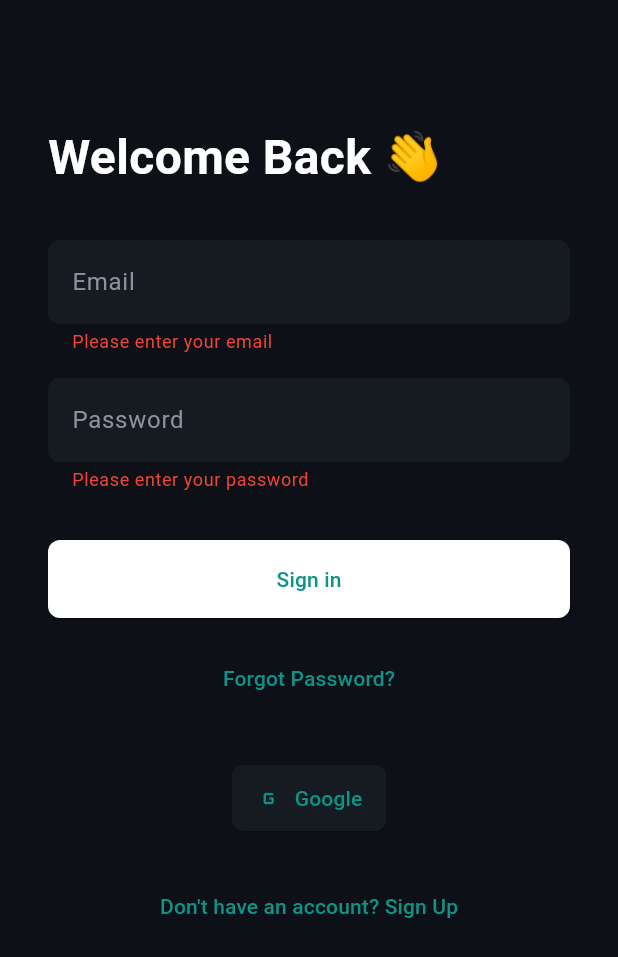
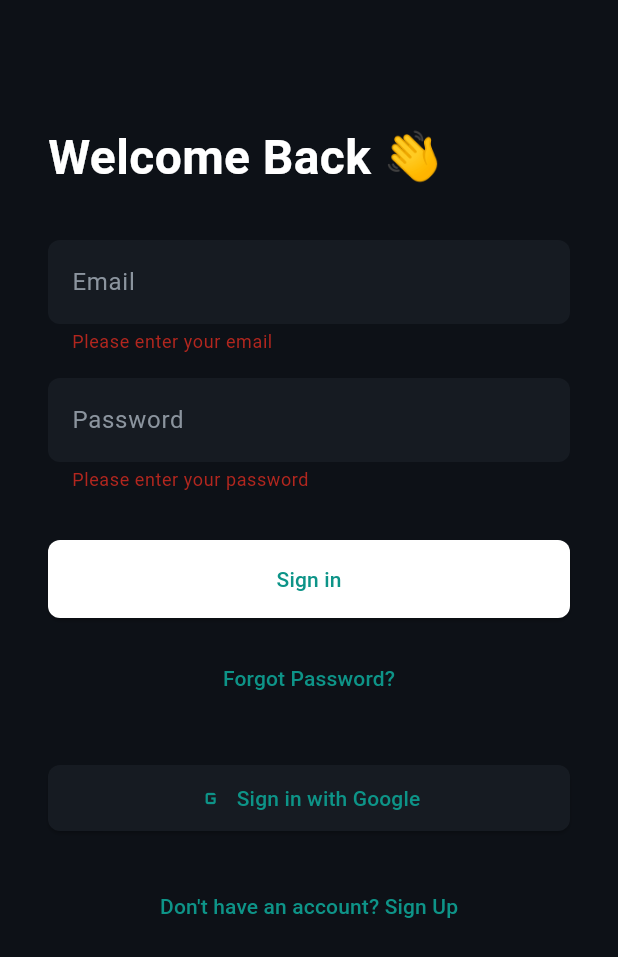
Before and after one commit to predictor47/Cointos, a Flutter app: the screen it shows after launch, after a tap on "Sign in", on a phone screen of 412 x 824 dp. Shown: the top 957 px of the screen. Run offline on Flutter 3.47's test engine with Material 3 defaults, Android fonts, the light colour scheme and no system bars; our stand-ins replace cloud_firestore, firebase_auth, firebase_core, fl_chart, google_sign_in; accounts and stored records are empty.

Commit message:
more changes

```diff
--- a/lib/screens/login_screen.dart
+++ b/lib/screens/login_screen.dart
@@ -20,7 +20,6 @@ class _LoginScreenState extends State<LoginScreen>
   final _emailController = TextEditingController();
   final _passwordController = TextEditingController();
 
-  // Error message variables
   String? _emailError;
   String? _passwordError;
 
@@ -59,6 +58,115 @@ class _LoginScreenState extends State<LoginScreen>
     _passwordController.dispose();
     _animationController.dispose();
     super.dispose();
+  }
+
+  void _showErrorDialog(String title, String message) {
+    showDialog(
+      context: context,
+      builder: (BuildContext context) {
+        return AlertDialog(
+          title: Text(title),
+          content: Text(message),
+          actions: <Widget>[
+            TextButton(
+              child: const Text('OK'),
+              onPressed: () {
+                Navigator.of(context).pop();
+              },
+            ),
+          ],
+        );
+      },
+    );
+  }
+
+  Future<void> _handleLogin(AuthProvider authProvider) async {
+    setState(() {
+      _emailError = null;
+      _passwordError = null;
+    });
+
+    if (_formKey.currentState!.validate()) {
+      try {
+        await authProvider.login(
+          _emailController.text,
+          _passwordController.text,
+        );
+
+        // Navigate to HomeScreen on successful login
+        Navigator.pushReplacement(
+          context,
+          MaterialPageRoute(builder: (context) => const HomeScreen()),
+        );
+      } on FirebaseAuthException catch (e) {
+        switch (e.code) {
+          case 'user-not-found':
+            setState(() {
+              _emailError = 'No account found for this email.';
+            });
+            _showErrorDialog(
+              'Account Not Found',
+              'Would you like to create an account?',
+            );
+            break;
+          case 'wrong-password':
+            setState(() {
+              _passwordError = 'Incorrect password.';
+            });
+            break;
+          case 'invalid-email':
+            setState(() {
+              _emailError = 'Invalid email address.';
+            });
+            break;
+          case 'user-disabled':
+            _showErrorDialog('Account Disabled',
+                'Your account has been disabled. Please contact support.');
+            break;
+          default:
+            _showErrorDialog('Login Error', 'An unexpected error occurred.');
+        }
+      } catch (e) {
+        _showErrorDialog('Error', 'An unexpected error occurred.');
+      }
+    }
+  }
+
+  Future<void> _handleGoogleSignIn(AuthProvider authProvider) async {
+    try {
+      UserCredential? userCredential = await authProvider.signInWithGoogle();
+      if (userCredential != null) {
+        Navigator.pushReplacement(
+          context,
+          MaterialPageRoute(builder: (context) => const HomeScreen()),
+        );
+      }
+    } on FirebaseAuthException catch (e) {
+      String errorMessage;
+      switch (e.code) {
+        case 'account-exists-with-different-credential':
+          errorMessage = 'An account already exists with this email.';
+          break;
+        case 'invalid-credential':
+          errorMessage = 'The credential is invalid or has expired.';
+          break;
+        case 'operation-not-allowed':
+          errorMessage = 'Google sign-in is not enabled for this project.';
+          break;
+        case 'user-disabled':
+          errorMessage = 'This account has been disabled.';
+          break;
+        case 'user-not-found':
+          errorMessage = 'No user found for this email.';
+          break;
+        default:
+          errorMessage = 'An unexpected error occurred.';
+      }
+      _showErrorDialog('Google Sign-In Error', errorMessage);
+    } catch (e) {
+      _showErrorDialog(
+          'Error', 'An unexpected error occurred during Google sign-in.');
+    }
   }
 
   @override
@@ -107,10 +215,6 @@ class _LoginScreenState extends State<LoginScreen>
                                 borderSide: BorderSide.none,
                               ),
                               errorText: _emailError,
-                              errorStyle: const TextStyle(
-                                color: Colors.red,
-                                fontSize: 12,
-                              ),
                             ),
                             validator: (value) {
                               if (value == null || value.isEmpty) {
@@ -122,19 +226,6 @@ class _LoginScreenState extends State<LoginScreen>
                               return null;
                             },
                           ),
-                          // Error message for email field
-                          if (_emailError != null)
-                            Padding(
-                              padding: const EdgeInsets.only(top: 8.0),
-                              child: Text(
-                                _emailError!,
-                                style: const TextStyle(
-                                  color: Colors.red,
-                                  fontSize: 12,
-                                ),
-                              ),
-                            ),
-
                           const SizedBox(height: 16.0),
                           TextFormField(
                             controller: _passwordController,
@@ -150,10 +241,6 @@ class _LoginScreenState extends State<LoginScreen>
                                 borderSide: BorderSide.none,
                               ),
                               errorText: _passwordError,
-                              errorStyle: const TextStyle(
-                                color: Colors.red,
-                                fontSize: 12,
-                              ),
                             ),
                             obscureText: true,
                             validator: (value) {
@@ -163,102 +250,9 @@ class _LoginScreenState extends State<LoginScreen>
                               return null;
                             },
                           ),
-
-                          // Error message for password field
-                          if (_passwordError != null)
-                            Padding(
-                              padding: const EdgeInsets.only(top: 8.0),
-                              child: Text(
-                                _passwordError!,
-                                style: const TextStyle(
-                                  color: Colors.red,
-                                  fontSize: 12,
-                                ),
-                              ),
-                            ),
-
                           const SizedBox(height: 32.0),
                           ElevatedButton(
-                            onPressed: () async {
-                              setState(() {
-                                _emailError = null;
-                                _passwordError = null;
-                              });
-
-                              if (_formKey.currentState!.validate()) {
-                                await authProvider.login(
-                                  _emailController.text,
-                                  _passwordController.text,
-                                );
-
-                                if (authProvider.isLoading) {
-                                  showDialog(
-                                    context: context,
-                                    barrierDismissible: false,
-                                    builder: (context) => const AlertDialog(
-                                      backgroundColor: Color(0xFF161B22),
-                                      content: Row(
-                                        children: [
-                                          CircularProgressIndicator(
-                                            valueColor:
-                                                AlwaysStoppedAnimation<Color>(
-                                              Color(0xFF0D9488),
-                                            ),
-                                          ),
-                                          SizedBox(width: 16),
-                                          Text(
-                                            'Logging in...',
-                                            style:
-                                                TextStyle(color: Colors.white),
-                                          ),
-                                        ],
-                                      ),
-                                    ),
-                                  );
-                                } else {
-                                  Navigato.pop(
-                                      context); // Close loading dialog if open
-
-                                  if (authProvider.errorMessage != null) {
-                                    // Handle specific Firebase errors with better messages
-                                    if (authProvider.errorMessage!
-                                        .contains('user-not-found')) {
-                                      setState(() {
-                                        _emailError =
-                                            'No account found for this email. Sign up?';
-                                      });
-                                    } else if (authProvider.errorMessage!
-                                        .contains('wrong-password')) {
-                                      setState(() {
-                                        _passwordError = 'Incorrect password.';
-                                      });
-                                    } else {
-                                      // Generic error handling
-                                      ScaffoldMessenger.of(context)
-                                          .showSnackBar(
-                                        SnackBar(
-                                          backgroundColor:
-                                              const Color(0xFF161B22),
-                                          content: Text(
-                                            authProvider.errorMessage!,
-                                            style: const TextStyle(
-                                                color: Colors.white),
-                                          ),
-                                        ),
-                                      );
-                                    }
-                                  } else {
-                                    // Successful login, navigate to HomeScreen
-                                    Navigator.pushReplacement(
-                                      context,
-                                      MaterialPageRoute(
-                                          builder: (context) =>
-                                              const HomeScreen()),
-                                    );
-                                  }
-                                }
-                              }
-                            },
+                            onPressed: () => _handleLogin(authProvider),
                             style: ElevatedButton.styleFrom(
                               foregroundColor: const Color(0xFF0D9488),
                               backgroundColor: Colors.white,
@@ -291,32 +285,10 @@ class _LoginScreenState extends State<LoginScreen>
                             ],
                           ),
                           const SizedBox(height: 32.0),
-                          Wrap(
-                            alignment: WrapAlignment.center,
-                            spacing: 16.0,
-                            runSpacing: 16.0,
-                            children: [
                           ElevatedButton.icon(
-                                onPressed: () async {
-                                  UserCredential? userCredential =
-                                      await authProvider.signInWithGoogle();
-                                  if (userCredential != null) {
-                                    // Navigate to HomeScreen or handle success
-                                    if (kDebugMode) {
-                                      print(
-                                          "Google sign-in successful: ${userCredential.user?.email}");
-                                    }
-                                    // TODO: Implement navigation or success handling
-                                  } else {
-                                    // Handle Google sign-in failure (e.g., show an error message)
-                                    if (kDebugMode) {
-                                      print("Google sign-in failed");
-                                    }
-                                    // TODO: Implement error handling
-                                  }
-                                },
+                            onPressed: () => _handleGoogleSignIn(authProvider),
                             icon: const Icon(Icons.g_mobiledata),
-                                label: const Text('Google'),
+                            label: const Text('Sign in with Google'),
                             style: ElevatedButton.styleFrom(
                               foregroundColor: const Color(0xFF0D9488),
                               backgroundColor: const Color(0xFF161B22),
@@ -327,13 +299,7 @@ class _LoginScreenState extends State<LoginScreen>
                               ),
                             ),
                           ),
-                              // TODO: Add Facebook sign-in button here if needed
-                            ],
-                          ),
-
                           const SizedBox(height: 24.0),
-
-                          // Sign Up button
                           TextButton(
                             onPressed: () {
                               Navigator.push(
```
Lines whose indentation alone changed are shown as unchanged.
